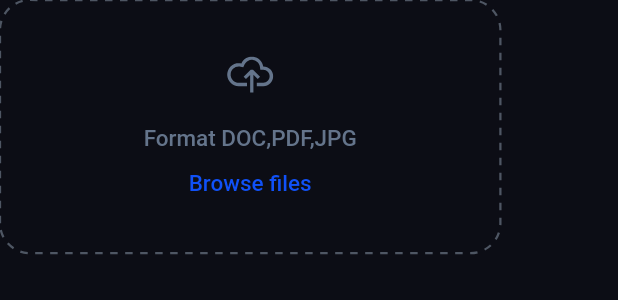
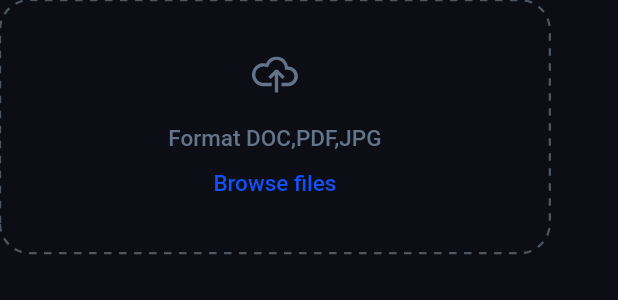
Before and after one commit to oakarakum/searching_app, a Flutter app: the UploadTextfield widget shown alone on an empty page, opened directly, on a phone screen of 412 x 824 dp. Shown: the top 300 px of the screen. Run offline on Flutter 3.47's test engine with Material 2 defaults, Android fonts, the light colour scheme and no system bars; drawn by our look-alikes of dotted_border; our stand-ins replace flutter_svg, google_fonts, responsive_sizer.

Commit message:
upload cv textfield genişletildi.

```diff
--- a/lib/features/upload_textfield.dart
+++ b/lib/features/upload_textfield.dart
@@ -23,7 +23,7 @@ class _UploadTextfieldState extends State<UploadTextfield> {
         strokeWidth: 1.5,
         child: Container(
           height: 20.h,
-          width: 80.w,
+          width: 88.w,
           child: Column(
             mainAxisAlignment: MainAxisAlignment.center,
             crossAxisAlignment: CrossAxisAlignment.center,
```
